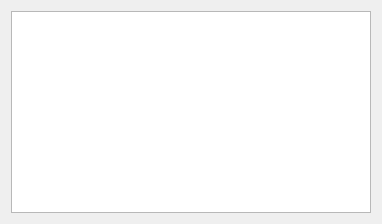
Giswater/giswater_qgis_plugin, file ui/basic_info.ui: the form before one commit.
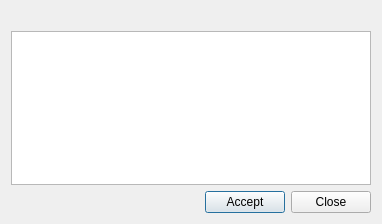
The form after the commit.

Commit message: added buttons to basic form

The edit to the form file:
```diff
--- a/ui/basic_info.ui
+++ b/ui/basic_info.ui
@@ -14,7 +14,7 @@
    <string>Dialog</string>
   </property>
   <layout class="QGridLayout" name="gridLayout">
-   <item row="0" column="0">
+   <item row="1" column="0">
     <widget class="QTextEdit" name="txt_info">
      <property name="documentTitle">
       <string/>
@@ -24,6 +24,44 @@
      </property>
     </widget>
    </item>
+   <item row="0" column="0">
+    <widget class="QLabel" name="lbl_text">
+     <property name="text">
+      <string/>
+     </property>
+    </widget>
+   </item>
+   <item row="4" column="0">
+    <layout class="QHBoxLayout" name="horizontalLayout">
+     <item>
+      <spacer name="horizontalSpacer">
+       <property name="orientation">
+        <enum>Qt::Horizontal</enum>
+       </property>
+       <property name="sizeHint" stdset="0">
+        <size>
+         <width>40</width>
+         <height>20</height>
+        </size>
+       </property>
+      </spacer>
+     </item>
+     <item>
+      <widget class="QPushButton" name="btn_accept">
+       <property name="text">
+        <string>Accept</string>
+       </property>
+      </widget>
+     </item>
+     <item>
+      <widget class="QPushButton" name="btn_close">
+       <property name="text">
+        <string>Close</string>
+       </property>
+      </widget>
+     </item>
+    </layout>
+   </item>
   </layout>
  </widget>
  <resources/>
```
The commit also changes 1 other file.
